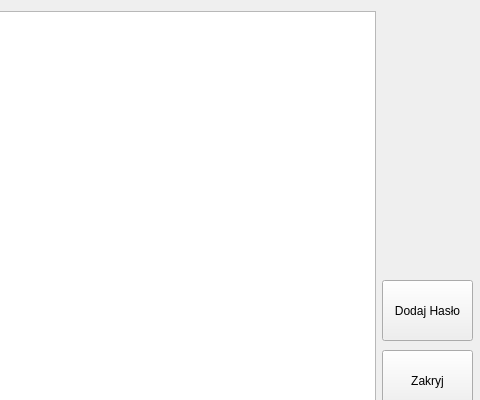
GrimmyReaps/PasswordManager, file mainwindow.ui: the form before one commit; both pictures show x 320 to 800 and y 0 to 400 of the 800 by 610 pixel window.
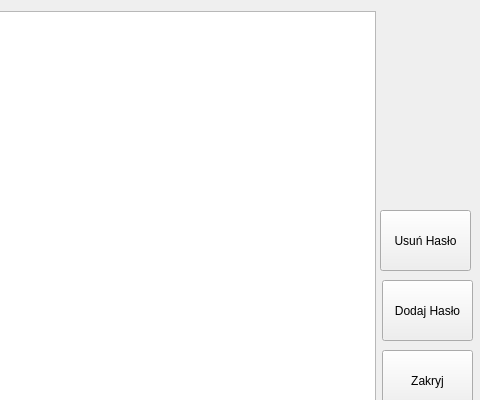
The form after the commit.

Commit message:
Save/Delete Both Work
It would be wise to start saving to JSON file, since you are running out of the stuff ToDo

```diff
--- a/mainwindow.ui
+++ b/mainwindow.ui
@@ -97,6 +97,19 @@
      <string>Dodaj Hasło</string>
     </property>
    </widget>
+   <widget class="QPushButton" name="deletePassword">
+    <property name="geometry">
+     <rect>
+      <x>700</x>
+      <y>210</y>
+      <width>91</width>
+      <height>61</height>
+     </rect>
+    </property>
+    <property name="text">
+     <string>Usuń Hasło</string>
+    </property>
+   </widget>
   </widget>
   <widget class="QMenuBar" name="menubar">
    <property name="geometry">
```
The commit also changes 6 other files.
